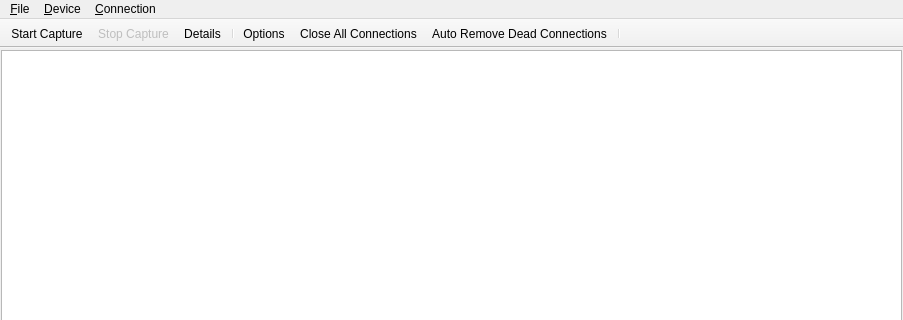
Before: the Qt Designer form analyzer/forms/MainWindow.ui in jvesely/netsniffer, drawn with Qt 5; both pictures show x 0 to 903 and y 0 to 320 of the 903 by 606 pixel window.
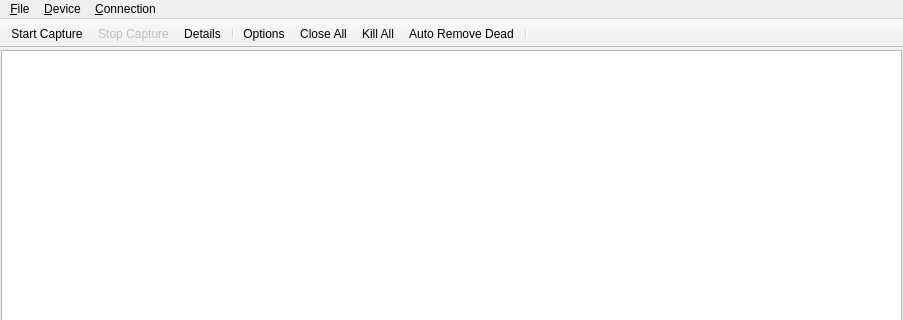
After: the same form once the commit is applied. Icons and pictures are not drawn.

```diff
--- a/analyzer/forms/MainWindow.ui
+++ b/analyzer/forms/MainWindow.ui
@@ -139,6 +139,7 @@
    <addaction name="separator"/>
    <addaction name="actionOptions"/>
    <addaction name="actionCloseAllConnections"/>
+   <addaction name="actionKillAllConnections"/>
    <addaction name="actionAutoRemove"/>
    <addaction name="separator"/>
   </widget>
@@ -254,7 +255,7 @@
      <normaloff>:/net/purge.png</normaloff>:/net/purge.png</iconset>
    </property>
    <property name="text">
-    <string>Auto R&amp;emove Dead Connections</string>
+    <string>Auto R&amp;emove Dead</string>
    </property>
    <property name="toolTip">
     <string>Automatically Remove Dead Connections</string>
@@ -296,7 +297,10 @@
   </action>
   <action name="actionCloseAllConnections">
    <property name="text">
-    <string>Close All Connections</string>
+    <string>Close All</string>
+   </property>
+   <property name="toolTip">
+    <string>Closes All Connections</string>
    </property>
    <property name="shortcut">
     <string>Ctrl+A</string>
@@ -312,7 +316,10 @@
   </action>
   <action name="actionKillAllConnections">
    <property name="text">
-    <string>Kill All Connections</string>
+    <string>Kill All</string>
+   </property>
+   <property name="toolTip">
+    <string>Kills All Connections</string>
    </property>
    <property name="shortcut">
     <string>Ctrl+Del</string>
```
Left out of the diff: 12 changed lines with no effect on the pictures.
